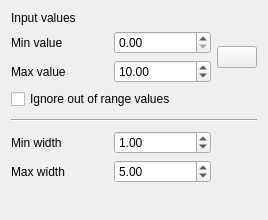
vcloarec/QGIS, file src/ui/mesh/qgsmeshvaryingstrokewidthwidgetbase.ui: the form before one commit.
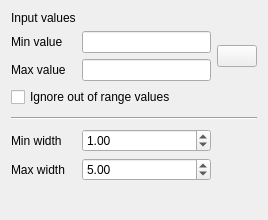
The form after the commit. Icons and pictures are not drawn. Custom widgets are drawn as their Qt base class.

Diff of the .ui file:
```diff
--- a/src/ui/mesh/qgsmeshvaryingstrokewidthwidgetbase.ui
+++ b/src/ui/mesh/qgsmeshvaryingstrokewidthwidgetbase.ui
@@ -14,9 +14,6 @@
    <string>Form</string>
   </property>
   <layout class="QGridLayout" name="gridLayout">
-   <item row="1" column="1">
-    <widget class="QgsDoubleSpinBox" name="mValueMinimumSpinBox"/>
-   </item>
    <item row="8" column="0">
     <spacer name="verticalSpacer">
      <property name="orientation">
@@ -115,13 +112,6 @@
      </property>
     </widget>
    </item>
-   <item row="2" column="1">
-    <widget class="QgsDoubleSpinBox" name="mValueMaximumSpinBox">
-     <property name="value">
-      <double>10.000000000000000</double>
-     </property>
-    </widget>
-   </item>
    <item row="3" column="0" colspan="3">
     <widget class="QCheckBox" name="mIgnoreOutOfRangecheckBox">
      <property name="text">
@@ -129,6 +119,12 @@
      </property>
     </widget>
    </item>
+   <item row="1" column="1">
+    <widget class="QLineEdit" name="mValueMinimumLineEdit"/>
+   </item>
+   <item row="2" column="1">
+    <widget class="QLineEdit" name="mValueMaximumLineEdit"/>
+   </item>
   </layout>
  </widget>
  <customwidgets>
```
